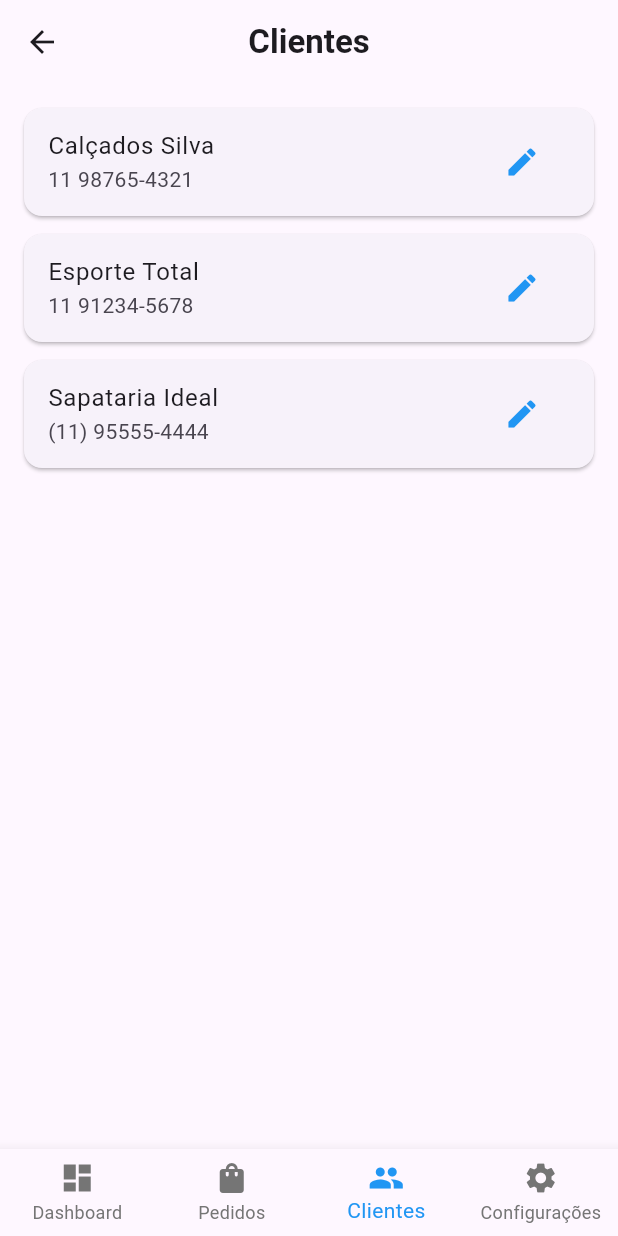
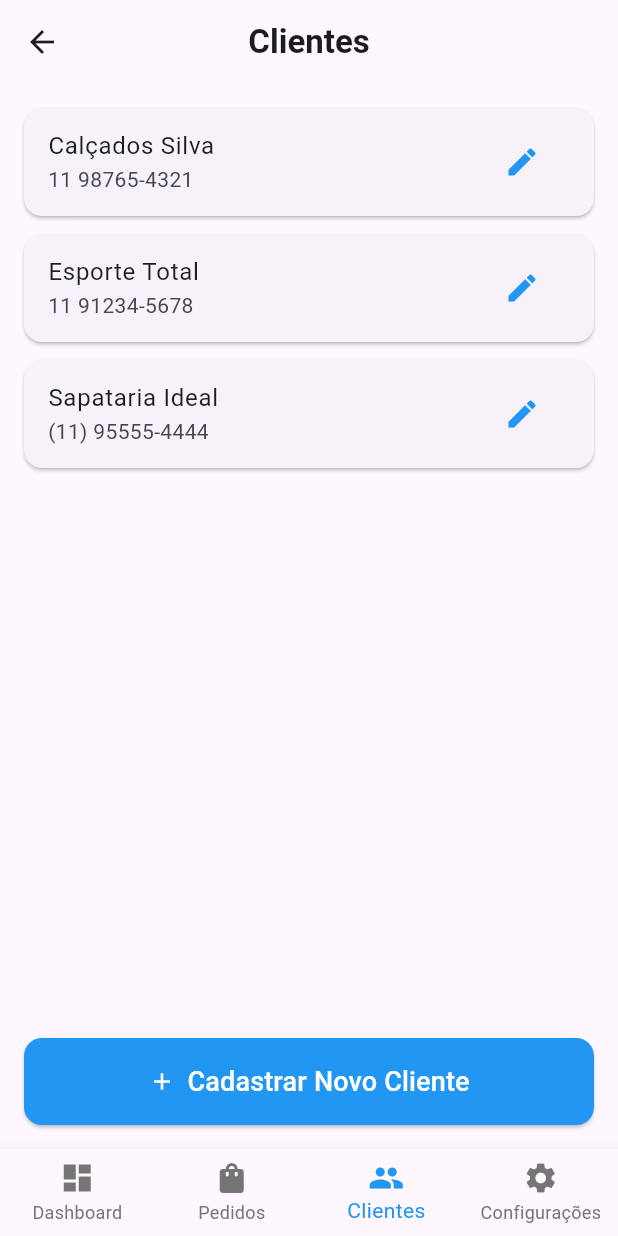
Before and after one commit to DevSamuel06/FootFlow, a Flutter app: the ClientesScreen screen opened by its route, on a phone screen of 412 x 824 dp. Run offline on Flutter 3.47's test engine with Material 3 defaults, Android fonts, the phone set to English and light mode, and no system bars.

Commit message:
feat: adding customer registration functionality

```diff
--- a/lib/views/clientes_screen.dart
+++ b/lib/views/clientes_screen.dart
@@ -12,11 +12,18 @@ class ClientesScreen extends StatelessWidget {
 
     return Scaffold(
       appBar: AppBar(
-        title: const Text('Clientes', style: TextStyle(fontWeight: FontWeight.bold)),
+        title: const Text(
+          'Clientes',
+          style: TextStyle(fontWeight: FontWeight.bold),
+        ),
         centerTitle: true,
       ),
-      body: ListView.builder(
+      body: Padding(
         padding: const EdgeInsets.all(16.0),
+        child: Column(
+          children: [
+            Expanded(
+              child: ListView.builder(
                 itemCount: clienteController.clientes.length,
                 itemBuilder: (context, index) {
                   final cliente = clienteController.clientes[index];
@@ -35,6 +42,32 @@ class ClientesScreen extends StatelessWidget {
                   );
                 },
               ),
+            ),
+            const SizedBox(height: 16.0),
+            SizedBox(
+              width: double.infinity,
+              child: ElevatedButton.icon(
+                onPressed: () {
+                  Navigator.pushNamed(context, '/new-client');
+                },
+                icon: const Icon(Icons.add),
+                label: const Text(
+                  'Cadastrar Novo Cliente',
+                  style: TextStyle(fontSize: 18),
+                ),
+                style: ElevatedButton.styleFrom(
+                  foregroundColor: Colors.white,
+                  backgroundColor: Colors.blue,
+                  padding: const EdgeInsets.symmetric(vertical: 16.0),
+                  shape: RoundedRectangleBorder(
+                    borderRadius: BorderRadius.circular(12.0),
+                  ),
+                ),
+              ),
+            ),
+          ],
+        ),
+      ),
       bottomNavigationBar: const BottomNavBar(currentIndex: 2),
     );
   }
```
Lines whose indentation alone changed are shown as unchanged.
